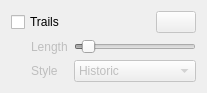
Old version of the form gui/FeatureOptions.ui in the repository Kitware/TeleSculptor.
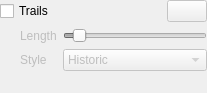
New version of the form. Custom widgets are drawn as their Qt base class.

Commit message:
Remove margin from feature options UI
Remove the margin from the FeatureOptions widget. Because this is
embedded in a PointOptions, we were ending up with double margins.
Besides being superfluous, this caused the feature-specific UI to not
line up with the general point UI. (This used to not be terribly
noticeable, but the new check box for data filtering made it somewhat
glaring.)

What changed in the file:
```diff
--- a/gui/FeatureOptions.ui
+++ b/gui/FeatureOptions.ui
@@ -14,6 +14,9 @@
    <string>Form</string>
   </property>
   <layout class="QFormLayout" name="formLayout">
+   <property name="margin">
+    <number>0</number>
+   </property>
    <item row="0" column="0" colspan="2">
     <layout class="QHBoxLayout" name="trailLayout" stretch="1,0">
      <item>
```
